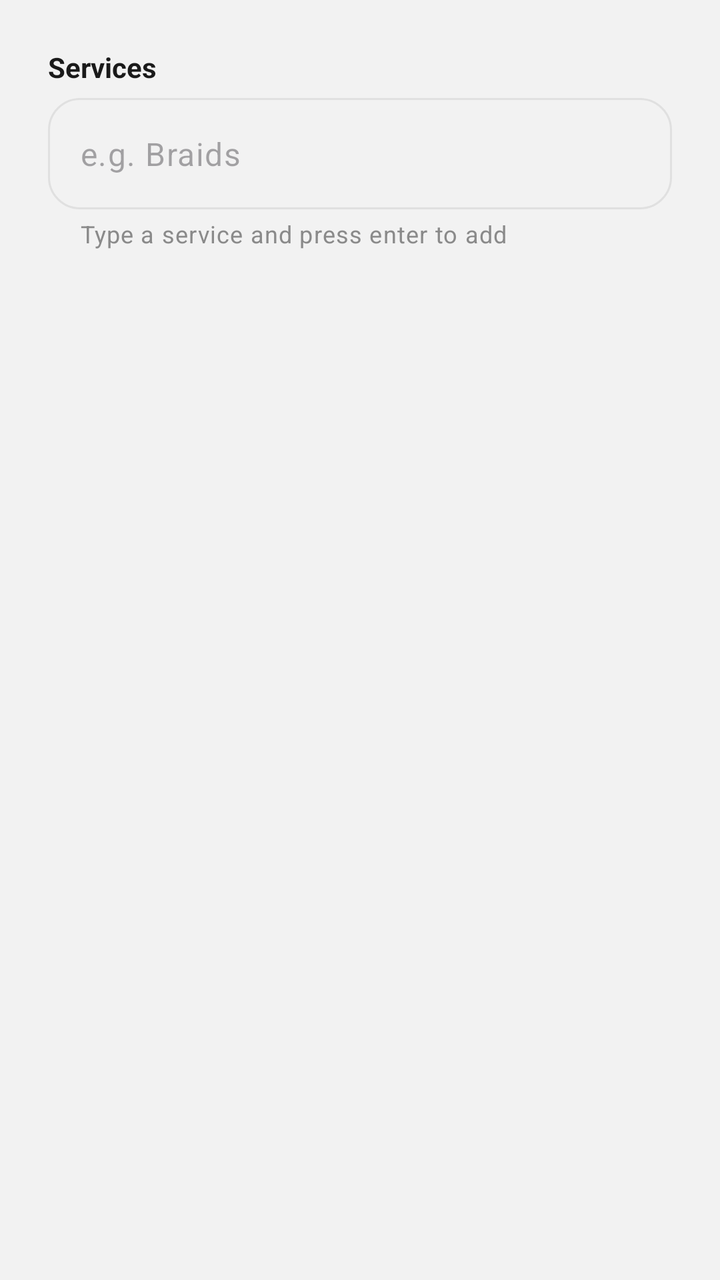
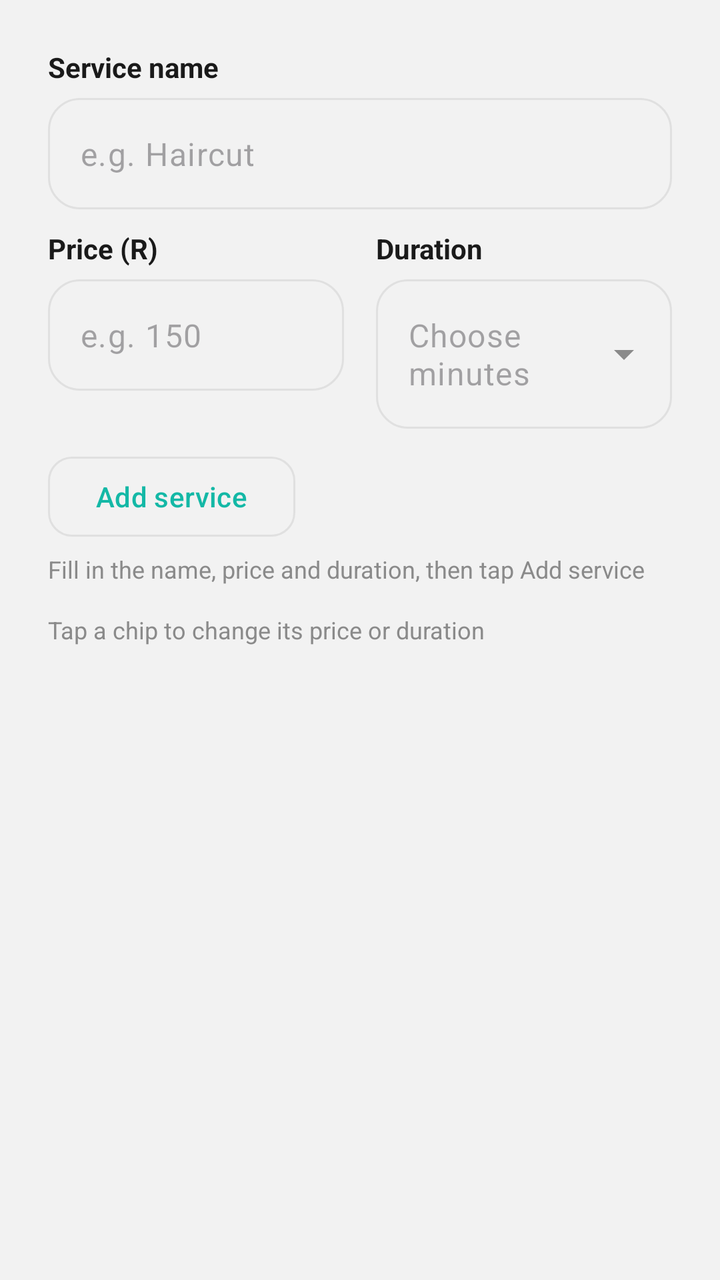

The first picture is an Android layout as it rendered before a commit; the second is the same layout after the commit. The layout source and the unified diff follow.
<!-- AndroidManifest.xml: application theme Theme.HairGo -->
<!-- res/layout/dialog_edit_services.xml -->
<?xml version="1.0" encoding="utf-8"?>
<LinearLayout
    xmlns:android="http://schemas.android.com/apk/res/android"
    xmlns:app="http://schemas.android.com/apk/res-auto"
    android:layout_width="match_parent"
    android:layout_height="wrap_content"
    android:orientation="vertical"
    android:padding="24dp">

    <TextView
        android:layout_width="wrap_content"
        android:layout_height="wrap_content"
        android:layout_marginBottom="6dp"
        android:text="Services"
        android:textColor="@color/text_primary"
        android:textSize="14sp"
        android:textStyle="bold" />

    <com.google.android.material.textfield.TextInputLayout
        android:id="@+id/tilEditServices"
        style="@style/Widget.Material3.TextInputLayout.OutlinedBox"
        android:layout_width="match_parent"
        android:layout_height="wrap_content"
        app:boxCornerRadiusBottomEnd="16dp"
        app:boxCornerRadiusBottomStart="16dp"
        app:boxCornerRadiusTopEnd="16dp"
        app:boxCornerRadiusTopStart="16dp"
        app:hintEnabled="false"
        app:helperText="Type a service and press enter to add">

        <com.google.android.material.textfield.TextInputEditText
            android:id="@+id/etEditServices"
            android:layout_width="match_parent"
            android:layout_height="wrap_content"
            android:hint="e.g. Braids"
            android:imeOptions="actionDone"
            android:inputType="textCapWords" />
    </com.google.android.material.textfield.TextInputLayout>

    <com.google.android.material.chip.ChipGroup
        android:id="@+id/chipGroupServices"
        android:layout_width="match_parent"
        android:layout_height="wrap_content"
        android:layout_marginTop="8dp"
        app:singleLine="false" />

</LinearLayout>
<!-- resources referenced by this layout -->
<resources>
  <color name="text_primary">#1A1A1A</color>
  <style name="Theme.HairGo" parent="Base.Theme.HairGo">
          <item name="snackbarStyle">@style/Widget.HairGo.Snackbar</item>
      </style>
  <style name="Base.Theme.HairGo" parent="Theme.Material3.DayNight.NoActionBar">
          <item name="colorPrimary">@color/teal</item>
          <item name="colorOnPrimary">@color/white</item>
          <item name="colorSurface">@color/surface</item>
          <item name="colorOnSurface">@color/text_primary</item>
          <item name="colorSurfaceVariant">@color/grey_light</item>
          <item name="colorOnSurfaceVariant">@color/grey_medium</item>
          <item name="colorOutline">@color/grey_border</item>
          <item name="android:colorBackground">@color/grey_light</item>
      </style>
  <style name="Widget.HairGo.Snackbar" parent="Widget.Material3.Snackbar">
          <item name="backgroundTint">@color/navy</item>
          <item name="android:textColor">@color/white</item>
          <item name="shapeAppearanceOverlay">@style/ShapeAppearanceOverlay.HairGo_Snackbar</item>
      </style>
  <color name="teal">#14B8A6</color>
  <color name="white">#FFFFFF</color>
  <color name="surface">#FFFFFF</color>
  <color name="grey_light">#F2F2F2</color>
  <color name="grey_medium">#8A8A8A</color>
  <color name="grey_border">#E0E0E0</color>
  <color name="navy">#1B2A4A</color>
  <style name="ShapeAppearanceOverlay.HairGo_Snackbar" parent="">
          <item name="cornerFamily">rounded</item>
          <item name="cornerSize">16dp</item>
      </style>
</resources>

<!-- the commit's change to res/layout/dialog_edit_services.xml (unified diff, before → after) -->
@@ -11,13 +11,13 @@
         android:layout_width="wrap_content"
         android:layout_height="wrap_content"
         android:layout_marginBottom="6dp"
-        android:text="Services"
+        android:text="@string/label_service_name"
         android:textColor="@color/text_primary"
         android:textSize="14sp"
         android:textStyle="bold" />
 
     <com.google.android.material.textfield.TextInputLayout
-        android:id="@+id/tilEditServices"
+        android:id="@+id/tilEditServiceName"
         style="@style/Widget.Material3.TextInputLayout.OutlinedBox"
         android:layout_width="match_parent"
         android:layout_height="wrap_content"
@@ -25,23 +25,136 @@
         app:boxCornerRadiusBottomStart="16dp"
         app:boxCornerRadiusTopEnd="16dp"
         app:boxCornerRadiusTopStart="16dp"
-        app:hintEnabled="false"
-        app:helperText="Type a service and press enter to add">
+        app:hintEnabled="false">
 
         <com.google.android.material.textfield.TextInputEditText
-            android:id="@+id/etEditServices"
+            android:id="@+id/etEditServiceName"
             android:layout_width="match_parent"
             android:layout_height="wrap_content"
-            android:hint="e.g. Braids"
-            android:imeOptions="actionDone"
+            android:hint="@string/hint_service_name"
             android:inputType="textCapWords" />
     </com.google.android.material.textfield.TextInputLayout>
+
+    <LinearLayout
+        android:layout_width="match_parent"
+        android:layout_height="wrap_content"
+        android:layout_marginTop="10dp"
+        android:orientation="horizontal">
+
+        <LinearLayout
+            android:layout_width="0dp"
+            android:layout_height="wrap_content"
+            android:layout_marginEnd="8dp"
+            android:layout_weight="1"
+            android:orientation="vertical">
+
+            <TextView
+                android:layout_width="wrap_content"
+                android:layout_height="wrap_content"
+                android:layout_marginBottom="6dp"
+                android:text="@string/label_service_price"
+                android:textColor="@color/text_primary"
+                android:textSize="14sp"
+                android:textStyle="bold" />
+
+            <com.google.android.material.textfield.TextInputLayout
+                android:id="@+id/tilEditServicePrice"
+                style="@style/Widget.Material3.TextInputLayout.OutlinedBox"
+                android:layout_width="match_parent"
+                android:layout_height="wrap_content"
+                app:boxCornerRadiusBottomEnd="16dp"
+                app:boxCornerRadiusBottomStart="16dp"
+                app:boxCornerRadiusTopEnd="16dp"
+                app:boxCornerRadiusTopStart="16dp"
+                app:hintEnabled="false">
+
+                <com.google.android.material.textfield.TextInputEditText
+                    android:id="@+id/etEditServicePrice"
+                    android:layout_width="match_parent"
+                    android:layout_height="wrap_content"
+                    android:hint="@string/hint_service_price"
+                    android:inputType="numberDecimal" />
+            </com.google.android.material.textfield.TextInputLayout>
+        </LinearLayout>
+
+        <LinearLayout
+            android:layout_width="0dp"
+            android:layout_height="wrap_content"
+            android:layout_marginStart="8dp"
+            android:layout_weight="1"
+            android:orientation="vertical">
+
+            <TextView
+                android:layout_width="wrap_content"
+                android:layout_height="wrap_content"
+                android:layout_marginBottom="6dp"
+                android:text="@string/label_service_duration"
+                android:textColor="@color/text_primary"
+                android:textSize="14sp"
+                android:textStyle="bold" />
+
+            <com.google.android.material.textfield.TextInputLayout
+                android:id="@+id/tilEditServiceDuration"
+                style="@style/Widget.Material3.TextInputLayout.OutlinedBox.ExposedDropdownMenu"
+                android:layout_width="match_parent"
+                android:layout_height="wrap_content"
+                app:boxCornerRadiusBottomEnd="16dp"
+                app:boxCornerRadiusBottomStart="16dp"
+                app:boxCornerRadiusTopEnd="16dp"
+                app:boxCornerRadiusTopStart="16dp"
+                app:hintEnabled="false">
+
+                <AutoCompleteTextView
+                    android:id="@+id/actvEditServiceDuration"
+                    android:layout_width="match_parent"
+                    android:layout_height="wrap_content"
+                    android:hint="@string/hint_service_duration"
+                    android:inputType="none" />
+            </com.google.android.material.textfield.TextInputLayout>
+        </LinearLayout>
+    </LinearLayout>
+
+    <com.google.android.material.button.MaterialButton
+        android:id="@+id/btnEditAddService"
+        style="@style/Widget.Material3.Button.OutlinedButton"
+        android:layout_width="wrap_content"
+        android:layout_height="wrap_content"
+        android:layout_marginTop="10dp"
+        android:text="@string/btn_add_service"
+        android:textAllCaps="false"
+        app:cornerRadius="12dp" />
+
+    <TextView
+        android:id="@+id/tvEditServiceEditorHint"
+        android:layout_width="wrap_content"
+        android:layout_height="wrap_content"
+        android:layout_marginTop="4dp"
+        android:text="@string/helper_service_editor"
+        android:textColor="@color/grey_medium"
+        android:textSize="12sp" />
 
     <com.google.android.material.chip.ChipGroup
         android:id="@+id/chipGroupServices"
         android:layout_width="match_parent"
         android:layout_height="wrap_content"
-        android:layout_marginTop="8dp"
+        android:layout_marginTop="10dp"
         app:singleLine="false" />
 
+    <TextView
+        android:id="@+id/tvServiceListError"
+        android:layout_width="match_parent"
+        android:layout_height="wrap_content"
+        android:layout_marginTop="4dp"
+        android:textColor="@color/error"
+        android:textSize="12sp"
+        android:visibility="gone" />
+
+    <TextView
+        android:layout_width="wrap_content"
+        android:layout_height="wrap_content"
+        android:layout_marginTop="4dp"
+        android:text="@string/helper_service_chips"
+        android:textColor="@color/grey_medium"
+        android:textSize="12sp" />
+
 </LinearLayout>
<!-- resource entries referenced after the edit -->
@@ -1,6 +1,16 @@
 <!-- resources referenced by this layout -->
 <resources>
+  <color name="error">#D9534F</color>
   <color name="text_primary">#1A1A1A</color>
+  <string name="btn_add_service">Add service</string>
+  <string name="helper_service_chips">Tap a chip to change its price or duration</string>
+  <string name="helper_service_editor">Fill in the name, price and duration, then tap Add service</string>
+  <string name="hint_service_duration">Choose minutes</string>
+  <string name="hint_service_name">e.g. Haircut</string>
+  <string name="hint_service_price">e.g. 150</string>
+  <string name="label_service_duration">Duration</string>
+  <string name="label_service_name">Service name</string>
+  <string name="label_service_price">Price (R)</string>
   <style name="Theme.HairGo" parent="Base.Theme.HairGo">
           <item name="snackbarStyle">@style/Widget.HairGo.Snackbar</item>
       </style>
